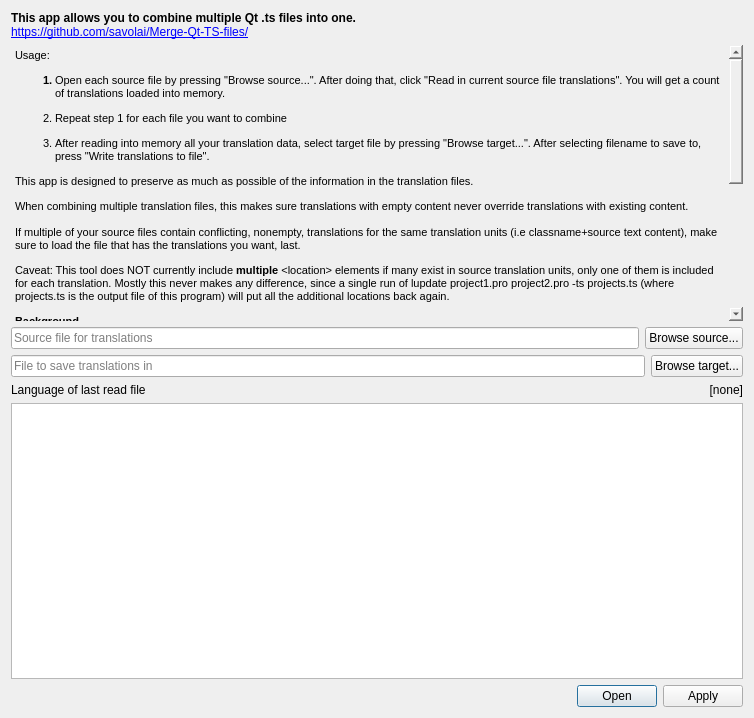
Above: combinetranslationfiles.ui from savolai/Merge-Qt-TS-files before the change. Below: the same form after it.
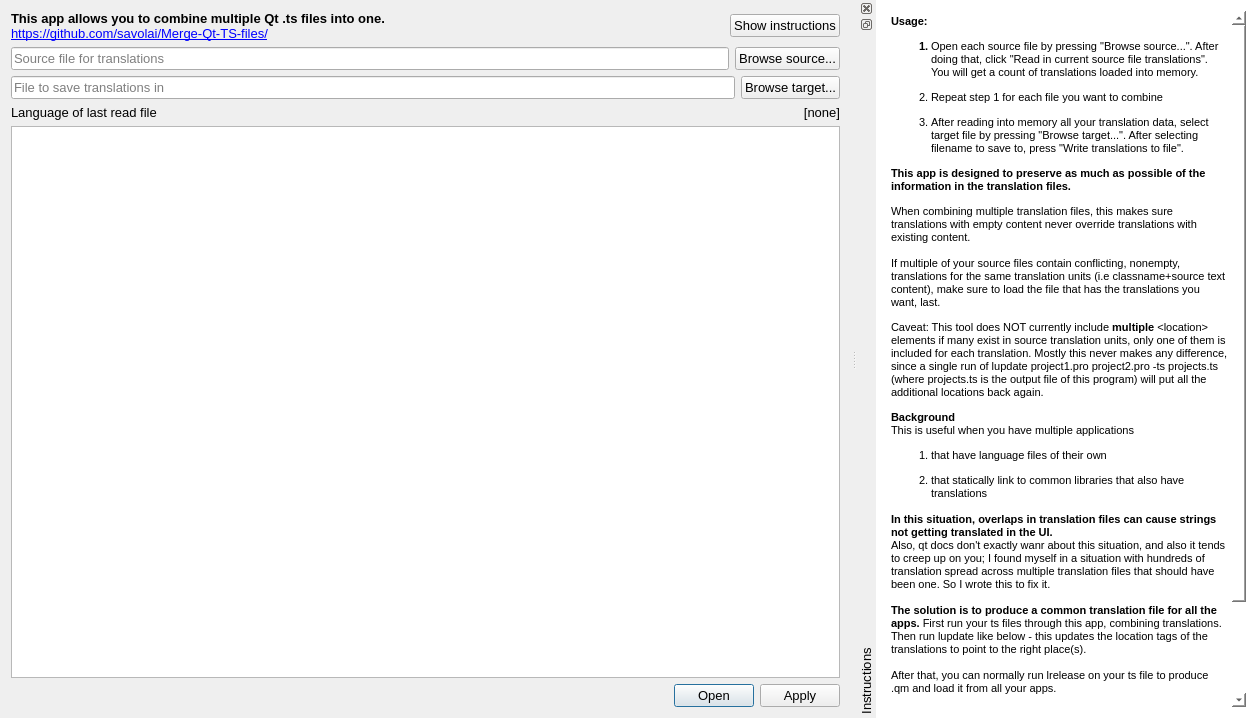
That is the form after the change.

Commit message: move usage instructions into dock

The edit to the form file:
```diff
--- a/combinetranslationfiles.ui
+++ b/combinetranslationfiles.ui
@@ -6,69 +6,77 @@
    <rect>
     <x>0</x>
     <y>0</y>
-    <width>754</width>
+    <width>1257</width>
     <height>718</height>
    </rect>
   </property>
+  <property name="font">
+   <font>
+    <pointsize>10</pointsize>
+   </font>
+  </property>
   <property name="windowTitle">
    <string>Merge Qt .ts files</string>
   </property>
+  <property name="styleSheet">
+   <string notr="true"/>
+  </property>
   <widget class="QWidget" name="centralWidget">
    <layout class="QVBoxLayout" name="verticalLayout">
     <item>
-     <widget class="QLabel" name="label_2">
-      <property name="text">
-       <string>&lt;html&gt;&lt;head/&gt;&lt;body&gt;&lt;p&gt;&lt;span style=&quot; font-weight:600;&quot;&gt;This app allows you to combine multiple Qt .ts files into one.&lt;br/&gt;&lt;/span&gt;&lt;a href=&quot;https://github.com/savolai/Merge-Qt-TS-files/&quot;&gt;&lt;span style=&quot; text-decoration: underline; color:#0000ff;&quot;&gt;https://github.com/savolai/Merge-Qt-TS-files/&lt;/span&gt;&lt;/a&gt;&lt;/p&gt;&lt;/body&gt;&lt;/html&gt;</string>
-      </property>
-     </widget>
-    </item>
-    <item>
-     <widget class="QTextBrowser" name="textBrowser_2">
-      <property name="styleSheet">
-       <string notr="true">background-color:transparent;</string>
-      </property>
-      <property name="frameShape">
-       <enum>QFrame::NoFrame</enum>
-      </property>
-      <property name="frameShadow">
-       <enum>QFrame::Plain</enum>
-      </property>
-      <property name="html">
-       <string>&lt;!DOCTYPE HTML PUBLIC &quot;-//W3C//DTD HTML 4.0//EN&quot; &quot;http://www.w3.org/TR/REC-html40/strict.dtd&quot;&gt;
-&lt;html&gt;&lt;head&gt;&lt;meta name=&quot;qrichtext&quot; content=&quot;1&quot; /&gt;&lt;style type=&quot;text/css&quot;&gt;
-p, li { white-space: pre-wrap; }
-&lt;/style&gt;&lt;/head&gt;&lt;body style=&quot; font-family:'MS Shell Dlg 2'; font-size:8pt; font-weight:400; font-style:normal;&quot;&gt;
-&lt;p style=&quot; margin-top:0px; margin-bottom:0px; margin-left:0px; margin-right:0px; -qt-block-indent:0; text-indent:0px;&quot;&gt;Usage:&lt;span style=&quot; font-weight:600;&quot;&gt; &lt;/span&gt;&lt;/p&gt;
-&lt;ol style=&quot;margin-top: 0px; margin-bottom: 0px; margin-left: 0px; margin-right: 0px; -qt-list-indent: 1;&quot;&gt;&lt;li style=&quot; font-weight:600;&quot; style=&quot; margin-top:12px; margin-bottom:0px; margin-left:0px; margin-right:0px; -qt-block-indent:0; text-indent:0px;&quot;&gt;&lt;span style=&quot; font-weight:400;&quot;&gt;Open each source file by pressing &amp;quot;Browse source...&amp;quot;. After doing that, click &amp;quot;Read in current source file translations&amp;quot;. You will get a count of translations loaded into memory.&lt;/span&gt;&lt;/li&gt;
-&lt;li style=&quot; margin-top:12px; margin-bottom:0px; margin-left:0px; margin-right:0px; -qt-block-indent:0; text-indent:0px;&quot;&gt;Repeat step 1 for each file you want to combine&lt;/li&gt;
-&lt;li style=&quot; margin-top:12px; margin-bottom:0px; margin-left:0px; margin-right:0px; -qt-block-indent:0; text-indent:0px;&quot;&gt;After reading into memory all your translation data, select target file by pressing &amp;quot;Browse target...&amp;quot;. After selecting filename to save to, press &amp;quot;Write translations to file&amp;quot;. &lt;/li&gt;&lt;/ol&gt;
-&lt;p style=&quot; margin-top:12px; margin-bottom:0px; margin-left:0px; margin-right:0px; -qt-block-indent:0; text-indent:0px;&quot;&gt;This app is designed to preserve as much as possible of the information in the translation files. &lt;/p&gt;
-&lt;p style=&quot; margin-top:12px; margin-bottom:0px; margin-left:0px; margin-right:0px; -qt-block-indent:0; text-indent:0px;&quot;&gt;When combining multiple translation files, this makes sure translations with empty content never override translations with existing content.&lt;/p&gt;
-&lt;p style=&quot;-qt-paragraph-type:empty; margin-top:0px; margin-bottom:0px; margin-left:0px; margin-right:0px; -qt-block-indent:0; text-indent:0px;&quot;&gt;&lt;br /&gt;&lt;/p&gt;
-&lt;p style=&quot; margin-top:0px; margin-bottom:0px; margin-left:0px; margin-right:0px; -qt-block-indent:0; text-indent:0px;&quot;&gt;If multiple of your source files contain conflicting, nonempty, translations for the same translation units (i.e classname+source text content), make sure to load the file that has the translations you want, last.&lt;/p&gt;
-&lt;p style=&quot; margin-top:12px; margin-bottom:0px; margin-left:0px; margin-right:0px; -qt-block-indent:0; text-indent:0px;&quot;&gt;Caveat: This tool does NOT currently include &lt;span style=&quot; font-weight:600;&quot;&gt;multiple&lt;/span&gt; &amp;lt;location&amp;gt; elements if many exist in source translation units, only one of them is included for each translation. Mostly this never makes any difference, since a single run of lupdate project1.pro project2.pro -ts projects.ts (where projects.ts is the output file of this program) will put all the additional locations back again. &lt;/p&gt;
-&lt;p style=&quot; margin-top:12px; margin-bottom:0px; margin-left:0px; margin-right:0px; -qt-block-indent:0; text-indent:0px;&quot;&gt;&lt;span style=&quot; font-weight:600;&quot;&gt;Background&lt;/span&gt;&lt;/p&gt;
-&lt;p style=&quot; margin-top:0px; margin-bottom:0px; margin-left:0px; margin-right:0px; -qt-block-indent:0; text-indent:0px;&quot;&gt;This is useful when you have multiple applications&lt;/p&gt;
-&lt;ol style=&quot;margin-top: 0px; margin-bottom: 0px; margin-left: 0px; margin-right: 0px; -qt-list-indent: 1;&quot;&gt;&lt;li style=&quot; margin-top:12px; margin-bottom:0px; margin-left:0px; margin-right:0px; -qt-block-indent:0; text-indent:0px;&quot;&gt;that have language files of their own&lt;/li&gt;
-&lt;li style=&quot; margin-top:12px; margin-bottom:0px; margin-left:0px; margin-right:0px; -qt-block-indent:0; text-indent:0px;&quot;&gt;that statically link to common libraries that also have translations&lt;/li&gt;&lt;/ol&gt;
-&lt;p style=&quot; margin-top:0px; margin-bottom:0px; margin-left:0px; margin-right:0px; -qt-block-indent:0; text-indent:0px;&quot;&gt;    &lt;/p&gt;
-&lt;p style=&quot; margin-top:0px; margin-bottom:0px; margin-left:0px; margin-right:0px; -qt-block-indent:0; text-indent:0px;&quot;&gt;In this situation, overlaps in translation files can cause strings not getting translated in the UI.&lt;/p&gt;
-&lt;p style=&quot; margin-top:0px; margin-bottom:0px; margin-left:0px; margin-right:0px; -qt-block-indent:0; text-indent:0px;&quot;&gt;Also, qt docs don't exactly wanr about this situation, and also it tends to creep up on you; I found myself in a situation with hundreds of translation spread across multiple translation files that should have been one. So I wrote this to fix it.&lt;/p&gt;
-&lt;p style=&quot;-qt-paragraph-type:empty; margin-top:0px; margin-bottom:0px; margin-left:0px; margin-right:0px; -qt-block-indent:0; text-indent:0px;&quot;&gt;&lt;br /&gt;&lt;/p&gt;
-&lt;p style=&quot; margin-top:0px; margin-bottom:0px; margin-left:0px; margin-right:0px; -qt-block-indent:0; text-indent:0px;&quot;&gt;The solution is to produce a common translation file for all the apps. First run your ts files through this app, combining translations. Then run lupdate like below - this updates the location tags of the translations to point to the right place(s).&lt;/p&gt;
-&lt;p style=&quot; margin-top:0px; margin-bottom:0px; margin-left:0px; margin-right:0px; -qt-block-indent:0; text-indent:0px;&quot;&gt;After that, you can normally run lrelease on your ts file to produce .qm and load it from all your apps.&lt;/p&gt;
-&lt;p style=&quot;-qt-paragraph-type:empty; margin-top:0px; margin-bottom:0px; margin-left:0px; margin-right:0px; -qt-block-indent:0; text-indent:0px;&quot;&gt;&lt;br /&gt;&lt;/p&gt;
-&lt;p style=&quot; margin-top:0px; margin-bottom:0px; margin-left:0px; margin-right:0px; -qt-block-indent:0; text-indent:0px;&quot;&gt;Thanks @David Faure for pointing me in the right direction.&lt;/p&gt;
-&lt;p style=&quot;-qt-paragraph-type:empty; margin-top:0px; margin-bottom:0px; margin-left:0px; margin-right:0px; -qt-block-indent:0; text-indent:0px;&quot;&gt;&lt;br /&gt;&lt;/p&gt;
-&lt;p style=&quot; margin-top:0px; margin-bottom:0px; margin-left:0px; margin-right:0px; -qt-block-indent:0; text-indent:0px;&quot;&gt;Another option might be to load first the app specific language file and then on top of that, the translations for the common components. This occured to me too late. \o/ however, having all project translations in a single file tends to be a cleaner solution overall, as you will always know what has already been translated.&lt;/p&gt;
-&lt;p style=&quot;-qt-paragraph-type:empty; margin-top:0px; margin-bottom:0px; margin-left:0px; margin-right:0px; -qt-block-indent:0; text-indent:0px;&quot;&gt;&lt;br /&gt;&lt;/p&gt;&lt;/body&gt;&lt;/html&gt;</string>
-      </property>
-     </widget>
+     <layout class="QHBoxLayout" name="horizontalLayout_4">
+      <item>
+       <widget class="QLabel" name="label_2">
+        <property name="text">
+         <string>&lt;html&gt;&lt;head/&gt;&lt;body&gt;&lt;p&gt;&lt;span style=&quot; font-weight:600;&quot;&gt;This app allows you to combine multiple Qt .ts files into one.&lt;br/&gt;&lt;/span&gt;&lt;a href=&quot;https://github.com/savolai/Merge-Qt-TS-files/&quot;&gt;&lt;span style=&quot; text-decoration: underline; color:#0000ff;&quot;&gt;https://github.com/savolai/Merge-Qt-TS-files/&lt;/span&gt;&lt;/a&gt;&lt;/p&gt;&lt;/body&gt;&lt;/html&gt;</string>
+        </property>
+       </widget>
+      </item>
+      <item>
+       <spacer name="horizontalSpacer">
+        <property name="orientation">
+         <enum>Qt::Horizontal</enum>
+        </property>
+        <property name="sizeHint" stdset="0">
+         <size>
+          <width>40</width>
+          <height>20</height>
+         </size>
+        </property>
+       </spacer>
+      </item>
+      <item>
+       <widget class="QPushButton" name="helpPushButton">
+        <property name="font">
+         <font>
+          <pointsize>10</pointsize>
+         </font>
+        </property>
+        <property name="styleSheet">
+         <string notr="true">padding:0.5em;</string>
+        </property>
+        <property name="text">
+         <string>Show instructions</string>
+        </property>
+        <property name="checkable">
+         <bool>true</bool>
+        </property>
+       </widget>
+      </item>
+     </layout>
     </item>
     <item>
      <layout class="QHBoxLayout" name="horizontalLayout">
       <item>
        <widget class="QLineEdit" name="sourceFile">
+        <property name="font">
+         <font>
+          <pointsize>10</pointsize>
+         </font>
+        </property>
+        <property name="styleSheet">
+         <string notr="true">padding:0.5em;</string>
+        </property>
         <property name="placeholderText">
          <string>Source file for translations</string>
         </property>
@@ -76,6 +84,14 @@
       </item>
       <item>
        <widget class="QPushButton" name="sourceFilePushButton">
+        <property name="font">
+         <font>
+          <pointsize>10</pointsize>
+         </font>
+        </property>
+        <property name="styleSheet">
+         <string notr="true">padding:0.5em;</string>
+        </property>
         <property name="text">
          <string>Browse source...</string>
         </property>
@@ -87,6 +103,14 @@
      <layout class="QHBoxLayout" name="horizontalLayout_2">
       <item>
        <widget class="QLineEdit" name="targetFile">
+        <property name="font">
+         <font>
+          <pointsize>10</pointsize>
+         </font>
+        </property>
+        <property name="styleSheet">
+         <string notr="true">padding:0.5em;</string>
+        </property>
         <property name="placeholderText">
          <string>File to save translations in</string>
         </property>
@@ -94,6 +118,14 @@
       </item>
       <item>
        <widget class="QPushButton" name="targetFilePushButton">
+        <property name="font">
+         <font>
+          <pointsize>10</pointsize>
+         </font>
+        </property>
+        <property name="styleSheet">
+         <string notr="true">padding:0.5em;</string>
+        </property>
         <property name="text">
          <string>Browse target...</string>
         </property>
@@ -127,6 +159,9 @@
     </item>
     <item>
      <widget class="QDialogButtonBox" name="buttonBox">
+      <property name="styleSheet">
+       <string notr="true">padding:0.5em; font-size:10pt;</string>
+      </property>
       <property name="standardButtons">
        <set>QDialogButtonBox::Apply|QDialogButtonBox::Open</set>
       </property>
@@ -134,6 +169,82 @@
     </item>
    </layout>
   </widget>
+  <widget class="QDockWidget" name="dockWidget">
+   <property name="minimumSize">
+    <size>
+     <width>400</width>
+     <height>78</height>
+    </size>
+   </property>
+   <property name="styleSheet">
+    <string notr="true">background:white;</string>
+   </property>
+   <property name="features">
+    <set>QDockWidget::DockWidgetClosable|QDockWidget::DockWidgetFloatable|QDockWidget::DockWidgetVerticalTitleBar</set>
+   </property>
+   <property name="allowedAreas">
+    <set>Qt::RightDockWidgetArea</set>
+   </property>
+   <property name="windowTitle">
+    <string>Instructions</string>
+   </property>
+   <attribute name="dockWidgetArea">
+    <number>2</number>
+   </attribute>
+   <widget class="QWidget" name="dockWidgetContents">
+    <layout class="QVBoxLayout" name="verticalLayout_2">
+     <item>
+      <widget class="QTextBrowser" name="textBrowser_2">
+       <property name="font">
+        <font>
+         <pointsize>8</pointsize>
+        </font>
+       </property>
+       <property name="styleSheet">
+        <string notr="true">background-color:transparent;</string>
+       </property>
+       <property name="frameShape">
+        <enum>QFrame::NoFrame</enum>
+       </property>
+       <property name="frameShadow">
+        <enum>QFrame::Plain</enum>
+       </property>
+       <property name="html">
+        <string>&lt;!DOCTYPE HTML PUBLIC &quot;-//W3C//DTD HTML 4.0//EN&quot; &quot;http://www.w3.org/TR/REC-html40/strict.dtd&quot;&gt;
+&lt;html&gt;&lt;head&gt;&lt;meta name=&quot;qrichtext&quot; content=&quot;1&quot; /&gt;&lt;style type=&quot;text/css&quot;&gt;
+p, li { white-space: pre-wrap; }
+&lt;/style&gt;&lt;/head&gt;&lt;body style=&quot; font-family:'MS Shell Dlg 2'; font-size:8pt; font-weight:400; font-style:normal;&quot;&gt;
+&lt;p style=&quot; margin-top:0px; margin-bottom:0px; margin-left:0px; margin-right:0px; -qt-block-indent:0; text-indent:0px;&quot;&gt;&lt;span style=&quot; font-weight:600;&quot;&gt;Usage: &lt;/span&gt;&lt;/p&gt;
+&lt;ol style=&quot;margin-top: 0px; margin-bottom: 0px; margin-left: 0px; margin-right: 0px; -qt-list-indent: 1;&quot;&gt;&lt;li style=&quot; font-weight:600;&quot; style=&quot; margin-top:12px; margin-bottom:0px; margin-left:0px; margin-right:0px; -qt-block-indent:0; text-indent:0px;&quot;&gt;&lt;span style=&quot; font-weight:400;&quot;&gt;Open each source file by pressing &amp;quot;Browse source...&amp;quot;. After doing that, click &amp;quot;Read in current source file translations&amp;quot;. You will get a count of translations loaded into memory.&lt;/span&gt;&lt;/li&gt;
+&lt;li style=&quot; margin-top:12px; margin-bottom:0px; margin-left:0px; margin-right:0px; -qt-block-indent:0; text-indent:0px;&quot;&gt;Repeat step 1 for each file you want to combine&lt;/li&gt;
+&lt;li style=&quot; margin-top:12px; margin-bottom:0px; margin-left:0px; margin-right:0px; -qt-block-indent:0; text-indent:0px;&quot;&gt;After reading into memory all your translation data, select target file by pressing &amp;quot;Browse target...&amp;quot;. After selecting filename to save to, press &amp;quot;Write translations to file&amp;quot;. &lt;/li&gt;&lt;/ol&gt;
+&lt;p style=&quot; margin-top:12px; margin-bottom:0px; margin-left:0px; margin-right:0px; -qt-block-indent:0; text-indent:0px;&quot;&gt;&lt;span style=&quot; font-weight:600;&quot;&gt;This app is designed to preserve as much as possible of the information in the translation files. &lt;/span&gt;&lt;/p&gt;
+&lt;p style=&quot; margin-top:12px; margin-bottom:0px; margin-left:0px; margin-right:0px; -qt-block-indent:0; text-indent:0px;&quot;&gt;When combining multiple translation files, this makes sure translations with empty content never override translations with existing content.&lt;/p&gt;
+&lt;p style=&quot;-qt-paragraph-type:empty; margin-top:0px; margin-bottom:0px; margin-left:0px; margin-right:0px; -qt-block-indent:0; text-indent:0px;&quot;&gt;&lt;br /&gt;&lt;/p&gt;
+&lt;p style=&quot; margin-top:0px; margin-bottom:0px; margin-left:0px; margin-right:0px; -qt-block-indent:0; text-indent:0px;&quot;&gt;If multiple of your source files contain conflicting, nonempty, translations for the same translation units (i.e classname+source text content), make sure to load the file that has the translations you want, last.&lt;/p&gt;
+&lt;p style=&quot; margin-top:12px; margin-bottom:0px; margin-left:0px; margin-right:0px; -qt-block-indent:0; text-indent:0px;&quot;&gt;Caveat: This tool does NOT currently include &lt;span style=&quot; font-weight:600;&quot;&gt;multiple&lt;/span&gt; &amp;lt;location&amp;gt; elements if many exist in source translation units, only one of them is included for each translation. Mostly this never makes any difference, since a single run of lupdate project1.pro project2.pro -ts projects.ts (where projects.ts is the output file of this program) will put all the additional locations back again. &lt;/p&gt;
+&lt;p style=&quot; margin-top:12px; margin-bottom:0px; margin-left:0px; margin-right:0px; -qt-block-indent:0; text-indent:0px;&quot;&gt;&lt;span style=&quot; font-weight:600;&quot;&gt;Background&lt;/span&gt;&lt;/p&gt;
+&lt;p style=&quot; margin-top:0px; margin-bottom:0px; margin-left:0px; margin-right:0px; -qt-block-indent:0; text-indent:0px;&quot;&gt;This is useful when you have multiple applications&lt;/p&gt;
+&lt;ol style=&quot;margin-top: 0px; margin-bottom: 0px; margin-left: 0px; margin-right: 0px; -qt-list-indent: 1;&quot;&gt;&lt;li style=&quot; margin-top:12px; margin-bottom:0px; margin-left:0px; margin-right:0px; -qt-block-indent:0; text-indent:0px;&quot;&gt;that have language files of their own&lt;/li&gt;
+&lt;li style=&quot; margin-top:12px; margin-bottom:0px; margin-left:0px; margin-right:0px; -qt-block-indent:0; text-indent:0px;&quot;&gt;that statically link to common libraries that also have translations&lt;/li&gt;&lt;/ol&gt;
+&lt;p style=&quot; margin-top:0px; margin-bottom:0px; margin-left:0px; margin-right:0px; -qt-block-indent:0; text-indent:0px;&quot;&gt;    &lt;/p&gt;
+&lt;p style=&quot; margin-top:0px; margin-bottom:0px; margin-left:0px; margin-right:0px; -qt-block-indent:0; text-indent:0px;&quot;&gt;&lt;span style=&quot; font-weight:600;&quot;&gt;In this situation, overlaps in translation files can cause strings not getting translated in the UI.&lt;/span&gt;&lt;/p&gt;
+&lt;p style=&quot; margin-top:0px; margin-bottom:0px; margin-left:0px; margin-right:0px; -qt-block-indent:0; text-indent:0px;&quot;&gt;Also, qt docs don't exactly wanr about this situation, and also it tends to creep up on you; I found myself in a situation with hundreds of translation spread across multiple translation files that should have been one. So I wrote this to fix it.&lt;/p&gt;
+&lt;p style=&quot;-qt-paragraph-type:empty; margin-top:0px; margin-bottom:0px; margin-left:0px; margin-right:0px; -qt-block-indent:0; text-indent:0px;&quot;&gt;&lt;br /&gt;&lt;/p&gt;
+&lt;p style=&quot; margin-top:0px; margin-bottom:0px; margin-left:0px; margin-right:0px; -qt-block-indent:0; text-indent:0px;&quot;&gt;&lt;span style=&quot; font-weight:600;&quot;&gt;The solution is to produce a common translation file for all the apps. &lt;/span&gt;First run your ts files through this app, combining translations. Then run lupdate like below - this updates the location tags of the translations to point to the right place(s).&lt;/p&gt;
+&lt;p style=&quot;-qt-paragraph-type:empty; margin-top:0px; margin-bottom:0px; margin-left:0px; margin-right:0px; -qt-block-indent:0; text-indent:0px;&quot;&gt;&lt;br /&gt;&lt;/p&gt;
+&lt;p style=&quot; margin-top:0px; margin-bottom:0px; margin-left:0px; margin-right:0px; -qt-block-indent:0; text-indent:0px;&quot;&gt;After that, you can normally run lrelease on your ts file to produce .qm and load it from all your apps.&lt;/p&gt;
+&lt;p style=&quot;-qt-paragraph-type:empty; margin-top:0px; margin-bottom:0px; margin-left:0px; margin-right:0px; -qt-block-indent:0; text-indent:0px;&quot;&gt;&lt;br /&gt;&lt;/p&gt;
+&lt;p style=&quot; margin-top:0px; margin-bottom:0px; margin-left:0px; margin-right:0px; -qt-block-indent:0; text-indent:0px;&quot;&gt;Thanks @David Faure for pointing me in the right direction.&lt;/p&gt;
+&lt;p style=&quot;-qt-paragraph-type:empty; margin-top:0px; margin-bottom:0px; margin-left:0px; margin-right:0px; -qt-block-indent:0; text-indent:0px;&quot;&gt;&lt;br /&gt;&lt;/p&gt;
+&lt;p style=&quot; margin-top:0px; margin-bottom:0px; margin-left:0px; margin-right:0px; -qt-block-indent:0; text-indent:0px;&quot;&gt;Another option might be to load first the app specific language file and then on top of that, the translations for the common components. This occured to me too late. \o/ however, having all project translations in a single file tends to be a cleaner solution overall, as you will always know what has already been translated.&lt;/p&gt;
+&lt;p style=&quot;-qt-paragraph-type:empty; margin-top:0px; margin-bottom:0px; margin-left:0px; margin-right:0px; -qt-block-indent:0; text-indent:0px;&quot;&gt;&lt;br /&gt;&lt;/p&gt;&lt;/body&gt;&lt;/html&gt;</string>
+       </property>
+      </widget>
+     </item>
+    </layout>
+   </widget>
+  </widget>
  </widget>
  <layoutdefault spacing="6" margin="11"/>
  <resources/>
```
The commit also changes 2 other files.
